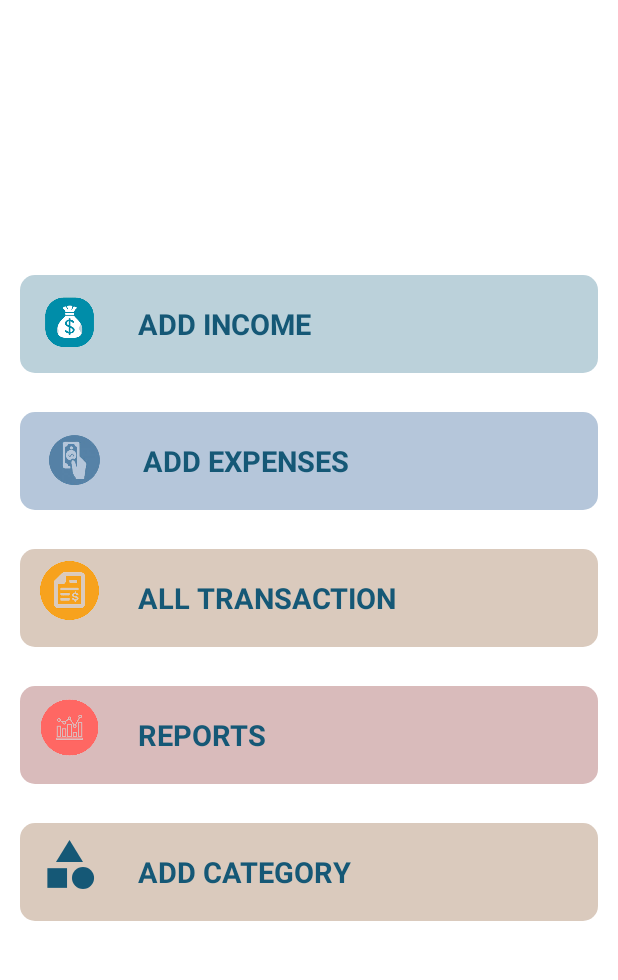
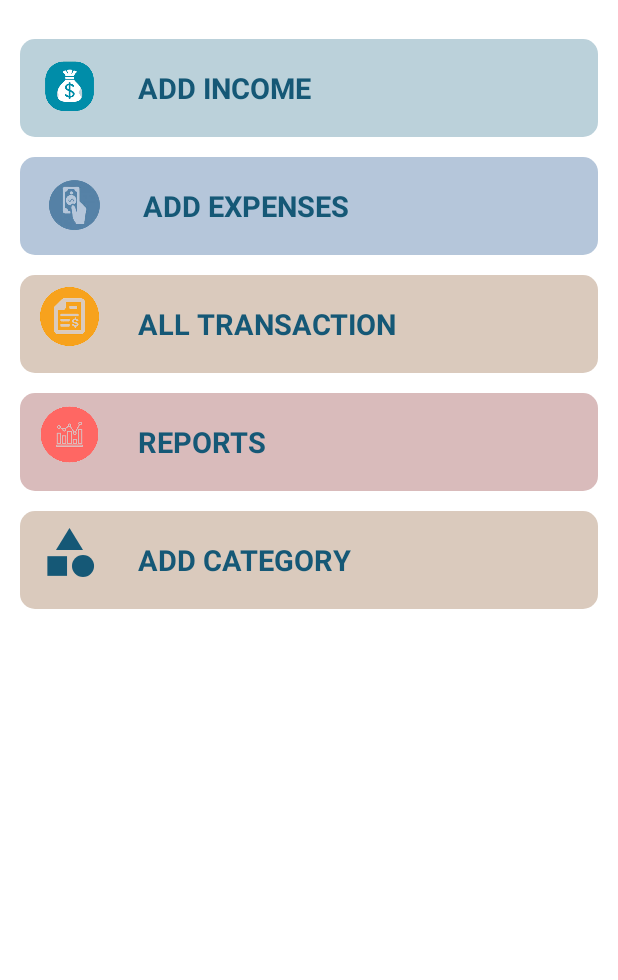
Before and after one commit to mer404/IncomeExpensesManger, an Android app: the screen it shows after launch (MainActivity), on a phone screen of 412 x 824 dp, the part 79-1059 px from its top. Run offline under Robolectric (Android 15) with nearby library versions, the phone set to English and light mode, and no system bars; our stand-ins replace AdMob, sdp/ssp sizes; 1 statement that could not run was skipped.

Commit message:
initial commit

```diff
--- a/app/build.gradle
+++ b/app/build.gradle
@@ -46,4 +46,6 @@ dependencies {
     implementation 'com.intuit.sdp:sdp-android:1.1.0'
     //Lottie Animation
     implementation 'com.airbnb.android:lottie:4.1.0'
+    //Banner Ads Library
+    implementation 'com.google.android.gms:play-services-ads:19.3.0'
 }
--- a/app/src/main/java/com/example/expensemanager/activity/MainActivity.kt
+++ b/app/src/main/java/com/example/expensemanager/activity/MainActivity.kt
@@ -7,8 +7,14 @@ import android.widget.ImageView
 import android.widget.RelativeLayout
 import androidx.appcompat.app.AppCompatActivity
 import com.example.expensemanager.R
+import com.google.android.gms.ads.AdListener
+import com.google.android.gms.ads.AdRequest
+import com.google.android.gms.ads.AdView
+import com.google.android.gms.ads.LoadAdError
+
 
 class MainActivity : AppCompatActivity() {
+    lateinit var adView: AdView
     var link: String =
         "https://play.google.com/store/apps/details?id=com.mlab.expense.manager&hl=en_IN&gl=US"
     lateinit var rlvIncome: RelativeLayout
@@ -22,6 +28,7 @@ class MainActivity : AppCompatActivity() {
         setContentView(R.layout.activity_main)
         initView()
         premium()
+        bannerAdExample()
     }
 
     private fun premium() {
@@ -67,4 +74,55 @@ class MainActivity : AppCompatActivity() {
         }
     }
 
+    private fun bannerAdExample() {
+        adView = findViewById(R.id.adView)
+        val adRequest = AdRequest.Builder().build()
+        adView.loadAd(adRequest)
+
+        adView.adListener = object : AdListener() {
+            override fun onAdFailedToLoad(p0: LoadAdError) {
+                super.onAdFailedToLoad(p0)
+//                val toastMessage: String = "ad fail to load"
+//                Toast.makeText(applicationContext, toastMessage.toString(), Toast.LENGTH_LONG)
+//                    .show()
+            }
+
+            override fun onAdLoaded() {
+                super.onAdLoaded()
+//                val toastMessage: String = "ad loaded"
+//                Toast.makeText(applicationContext, toastMessage.toString(), Toast.LENGTH_LONG).show()
+            }
+
+            override fun onAdOpened() {
+                super.onAdOpened()
+//                val toastMessage: String = "ad is open"
+//                Toast.makeText(applicationContext, toastMessage.toString(), Toast.LENGTH_LONG).show()
+            }
+
+            override fun onAdClicked() {
+                super.onAdClicked()
+//                val toastMessage: String = "ad is clicked"
+//                Toast.makeText(applicationContext, toastMessage.toString(), Toast.LENGTH_LONG).show()
+            }
+
+            override fun onAdClosed() {
+                super.onAdClosed()
+//                val toastMessage: String = "ad is closed"
+//                Toast.makeText(applicationContext, toastMessage.toString(), Toast.LENGTH_LONG).show()
+            }
+
+            override fun onAdImpression() {
+                super.onAdImpression()
+//                val toastMessage: String = "ad impression"
+//                Toast.makeText(applicationContext, toastMessage.toString(), Toast.LENGTH_LONG).show()
+            }
+//             fun onAdLeftApplication() {
+//                super.onAdLeftApplication()
+//                val toastMessage: String = "ad left application"
+//                Toast.makeText(applicationContext, toastMessage.toString(), Toast.LENGTH_LONG).show()
+//            }
+
+        }
+    }
+
 }
--- a/app/src/main/java/com/example/expensemanager/adapter/ExpenseAdapter.kt
+++ b/app/src/main/java/com/example/expensemanager/adapter/ExpenseAdapter.kt
@@ -26,7 +26,7 @@ class ExpenseAdapter(var list: ArrayList<IncomeExpensesModelClass>) :
     }
 
     override fun onBindViewHolder(holder: ExpenseAdapter.MyViewHolder, position: Int) {
-        holder.txtDateExpenses.text = list[position].date.toString()
+        holder.txtDateExpenses.text = list[position].date
         holder.txtExpensesAmount.text = list[position].amount.toString()
         holder.txtCategoryExpenses.text = list[position].category
         holder.txtNoteExpenses.text = list[position].note
--- a/app/src/main/java/com/example/expensemanager/adapter/IncomeAdapter.kt
+++ b/app/src/main/java/com/example/expensemanager/adapter/IncomeAdapter.kt
@@ -26,7 +26,7 @@ class IncomeAdapter(var list: ArrayList<IncomeExpensesModelClass>) :
 
 
     override fun onBindViewHolder(holder: MyViewHolder, position: Int) {
-        holder.txtIncomeDate.text = list[position].date.toString()
+        holder.txtIncomeDate.text = list[position].date
         holder.txtIncomeAmount.text = list[position].amount.toString()
         holder.txtIncomeCategory.text = list[position].category
         holder.txtIncomeNote.text = list[position].note
@@ -35,7 +35,6 @@ class IncomeAdapter(var list: ArrayList<IncomeExpensesModelClass>) :
     override fun getItemCount(): Int {
         return list.size
     }
-
     fun updateData(list: ArrayList<IncomeExpensesModelClass>) {
         this.list = ArrayList()
         this.list.addAll(list)
--- a/app/src/main/java/com/example/expensemanager/classes/DataBaseHelper.kt
+++ b/app/src/main/java/com/example/expensemanager/classes/DataBaseHelper.kt
@@ -113,6 +113,4 @@ class DataBaseHelper(
         } while (cursor.moveToNext())
         return list
     }
-
-
 }
--- a/app/src/main/java/com/example/expensemanager/classes/modelClasses/IncomeExpensesModelClass.kt
+++ b/app/src/main/java/com/example/expensemanager/classes/modelClasses/IncomeExpensesModelClass.kt
@@ -6,5 +6,4 @@ class IncomeExpensesModelClass(
     var category: String,
     var date: String,
     var note: String,
-
-    )
+)
--- a/app/src/main/java/com/example/expensemanager/fragment/ExpensesFragment.kt
+++ b/app/src/main/java/com/example/expensemanager/fragment/ExpensesFragment.kt
@@ -27,14 +27,12 @@ class ExpensesFragment : Fragment() {
         initView(e)
         return e
     }
-
     private fun initView(e:View) {
         rcvTransaction = e.findViewById(R.id.rcvExpensesTransaction)
         dbHelper = activity?.let { DataBaseHelper(it, "ExpensesManager.db", null, 1) }!!
 
         list = dbHelper.expensesDisplay()
         expensesAdapter?.updateData(list)
-
         expensesAdapter = ExpenseAdapter(list)
         val manager = LinearLayoutManager(activity, LinearLayoutManager.VERTICAL, false)
         rcvTransaction.layoutManager = manager
--- a/app/src/main/java/com/example/expensemanager/fragment/IncomeFragment.kt
+++ b/app/src/main/java/com/example/expensemanager/fragment/IncomeFragment.kt
@@ -29,13 +29,11 @@ class IncomeFragment : Fragment() {
     }
 
     private fun initView(i: View) {
-
         rcvIncome = i.findViewById(R.id.rcvIncomeTransaction)
         dHelper = activity?.let { DataBaseHelper(it, "ExpensesManager.db", null, 1) }!!
 
         list = dHelper.incomeDisplay()
         incomeAdapter?.updateData(list)
-
         incomeAdapter = IncomeAdapter(list)
         val manager = LinearLayoutManager(activity, LinearLayoutManager.VERTICAL, false)
         rcvIncome.layoutManager = manager
--- a/app/src/main/res/layout/activity_add_data.xml
+++ b/app/src/main/res/layout/activity_add_data.xml
@@ -11,12 +11,10 @@
         android:layout_width="match_parent"
         android:layout_height="match_parent">
 
-
         <LinearLayout
             android:layout_width="match_parent"
             android:layout_height="wrap_content"
             android:orientation="vertical">
-
 
             <LinearLayout
                 android:layout_width="match_parent"
@@ -49,7 +47,7 @@
                     android:layout_width="match_parent"
                     android:layout_height="@dimen/_25sdp"
                     android:layout_gravity="center_vertical|end"
-                    android:layout_marginLeft="@dimen/_40sdp"
+                    android:layout_marginLeft="@dimen/_100sdp"
                     android:layout_marginTop="@dimen/_2sdp"
                     android:src="@drawable/ic_baseline_check_24" />
             </LinearLayout>
--- a/app/src/main/res/layout/activity_all_transaction.xml
+++ b/app/src/main/res/layout/activity_all_transaction.xml
@@ -37,6 +37,7 @@
             android:layout_width="match_parent"
             android:layout_height="@dimen/_20sdp"
             android:layout_marginTop="@dimen/_10sdp"
+            android:layout_marginLeft="@dimen/_70sdp"
             android:src="@drawable/filter_icon" />
 
     </LinearLayout>
--- a/app/src/main/res/layout/activity_main.xml
+++ b/app/src/main/res/layout/activity_main.xml
@@ -1,11 +1,14 @@
 <?xml version="1.0" encoding="utf-8"?>
 <LinearLayout xmlns:android="http://schemas.android.com/apk/res/android"
+    xmlns:ads="http://schemas.android.com/apk/res-auto"
     android:layout_width="match_parent"
     android:layout_height="match_parent"
     android:orientation="vertical">
+
     <LinearLayout
         android:layout_width="match_parent"
         android:layout_height="wrap_content"
+        android:layout_gravity="center"
         android:background="@color/blue">
 
         <ImageView
@@ -29,35 +32,39 @@
             android:textStyle="bold" />
 
         <ImageView
+            android:id="@+id/cal"
             android:layout_width="@dimen/_30sdp"
             android:layout_height="@dimen/_30sdp"
-            android:id="@+id/cal"
             android:layout_gravity="center"
             android:layout_marginLeft="@dimen/_20sdp"
             android:src="@drawable/calimg" />
 
         <ImageView
+            android:id="@+id/premium"
             android:layout_width="@dimen/_30sdp"
             android:layout_height="@dimen/_30sdp"
             android:layout_gravity="center"
-            android:id="@+id/premium"
             android:layout_marginLeft="@dimen/_10sdp"
             android:src="@drawable/primiumimgsecond" />
 
     </LinearLayout>
 
+
     <LinearLayout
         android:layout_width="match_parent"
         android:layout_height="match_parent"
-        android:gravity="center"
         android:orientation="vertical">
 
+<!--        <ImageView-->
+<!--            android:layout_width="match_parent"-->
+<!--            android:layout_height="@dimen/_275sdp"-->
+<!--            android:scaleType="centerCrop"-->
+<!--            android:src="@drawable/slide_image" />-->
 
         <RelativeLayout
             android:id="@+id/rlvIncome"
             android:layout_width="match_parent"
             android:layout_height="@dimen/_50sdp"
-            android:layout_gravity="center"
             android:layout_marginHorizontal="@dimen/_10sdp"
             android:layout_marginTop="@dimen/_20sdp"
             android:background="@drawable/menu_item_bg">
@@ -88,7 +95,7 @@
             android:layout_width="match_parent"
             android:layout_height="@dimen/_50sdp"
             android:layout_marginHorizontal="@dimen/_10sdp"
-            android:layout_marginTop="@dimen/_20sdp"
+            android:layout_marginTop="@dimen/_10sdp"
             android:background="@drawable/menu_item_expenses">
 
             <ImageView
@@ -116,7 +123,7 @@
             android:layout_width="match_parent"
             android:layout_height="@dimen/_50sdp"
             android:layout_marginHorizontal="@dimen/_10sdp"
-            android:layout_marginTop="@dimen/_20sdp"
+            android:layout_marginTop="@dimen/_10sdp"
             android:background="@drawable/menu_item_transaction">
 
             <ImageView
@@ -144,7 +151,7 @@
             android:layout_width="match_parent"
             android:layout_height="@dimen/_50sdp"
             android:layout_marginHorizontal="@dimen/_10sdp"
-            android:layout_marginTop="@dimen/_20sdp"
+            android:layout_marginTop="@dimen/_10sdp"
             android:background="@drawable/menu_item_report">
 
             <ImageView
@@ -172,7 +179,7 @@
             android:layout_width="match_parent"
             android:layout_height="@dimen/_50sdp"
             android:layout_marginHorizontal="@dimen/_10sdp"
-            android:layout_marginTop="@dimen/_20sdp"
+            android:layout_marginTop="@dimen/_10sdp"
             android:background="@drawable/menu_item_transaction">
 
             <ImageView
@@ -193,6 +200,17 @@
                 android:textColor="@color/blue"
                 android:textSize="@dimen/_15ssp"
                 android:textStyle="bold" />
+
         </RelativeLayout>
+
+        <com.google.android.gms.ads.AdView xmlns:ads="http://schemas.android.com/apk/res-auto"
+            android:id="@+id/adView"
+            android:layout_width="match_parent"
+            android:layout_height="wrap_content"
+            android:layout_centerHorizontal="true"
+            android:layout_marginTop="@dimen/_10sdp"
+            ads:adSize="BANNER"
+            ads:adUnitId="ca-app-pub-3940256099942544/6300978111" />
+
     </LinearLayout>
 </LinearLayout>
--- a/app/src/main/res/layout/expenses_item_file.xml
+++ b/app/src/main/res/layout/expenses_item_file.xml
@@ -4,9 +4,6 @@
     android:layout_height="wrap_content"
     android:orientation="vertical">
 
-    <ScrollView
-        android:layout_width="match_parent"
-        android:layout_height="match_parent">
 
         <LinearLayout
             android:layout_width="match_parent"
@@ -101,5 +98,5 @@
                 android:layout_marginTop="@dimen/_2sdp"
                 android:background="@color/black" />
         </LinearLayout>
-    </ScrollView>
+
 </LinearLayout>
--- a/app/src/main/res/values/strings.xml
+++ b/app/src/main/res/values/strings.xml
@@ -1,6 +1,10 @@
 <resources>
     <string name="app_name">ExpenseManager</string>
     <string name="selected_item">Selected item:</string>
+    <string name="title_activity_google_ad">GoogleAdActivity</string>
+    <string name="action_settings">Settings</string>
+    <string name="banner_ad_sample">Banner Ad Sample</string>
+    <string name="banner_ad_unit_id">ca-app-pub-3940256099942544/6300978111</string>
     <string-array name="CategoryName">
         <item>Business</item>
         <item>Clothing</item>
@@ -8,6 +12,7 @@
         <item>Education</item>
         <item>Fun</item>
         <item>Medical</item>
+
     </string-array>
     <!-- TODO: Remove or change this placeholder text -->
     <string name="hello_blank_fragment">Hello blank fragment</string>
```
Also changed, not shown: app/src/main/AndroidManifest.xml (+20 -5 lines), app/src/main/java/com/example/expensemanager/activity/AddCategoryActivity.kt (+9 -3 lines), app/src/main/java/com/example/expensemanager/activity/AddDataActivity.kt (+6 -9 lines), app/src/main/res/layout/income_item_file.xml (+1 -7 lines), app/src/main/res/drawable/slide_image.png (added).
